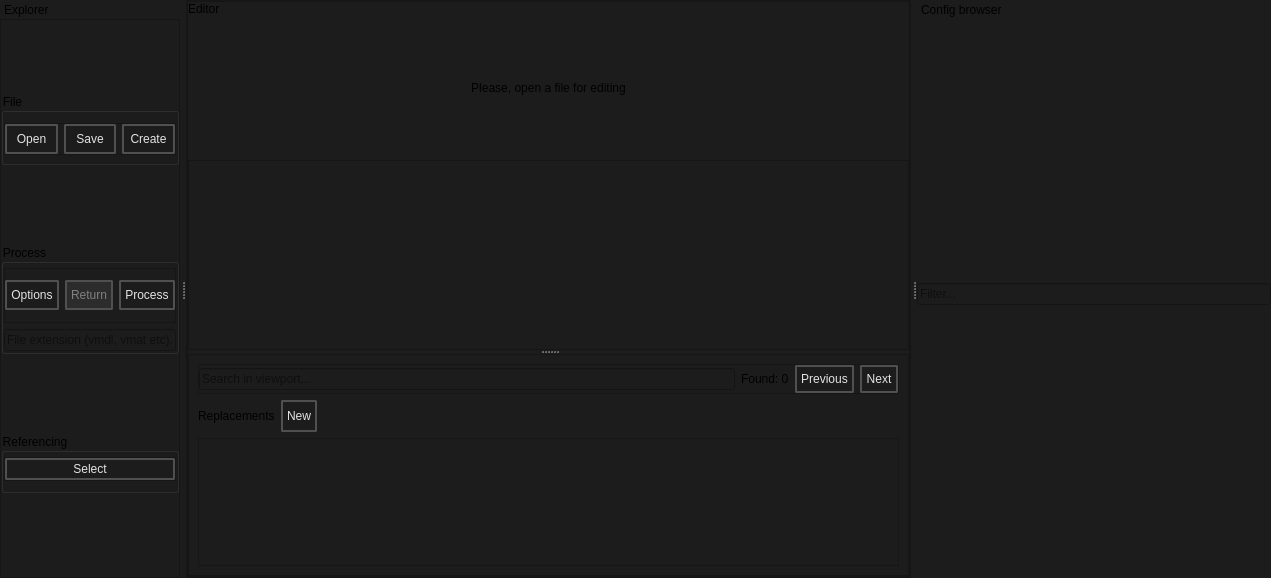
Above: src/batch_creator/main.ui from dertwist/Hammer5Tools before the change. Below: the same form after it.
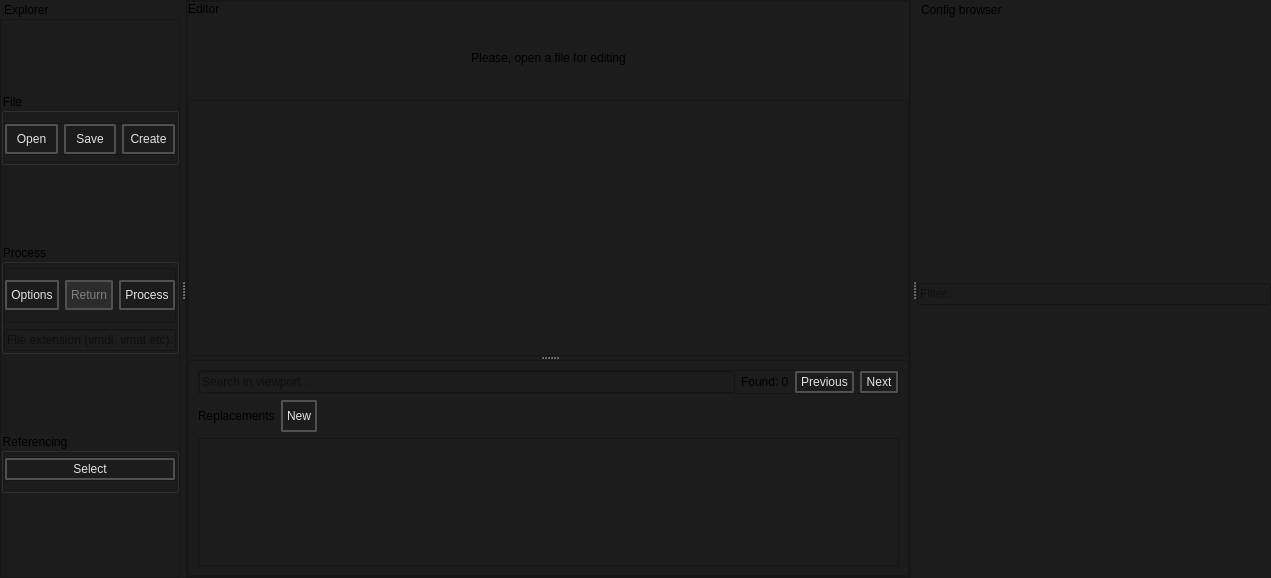
That is the form after the change. Icons and pictures are not drawn.

Commit message: Batch creator fixed replacements widget position

Patch:
```diff
--- a/src/batch_creator/main.ui
+++ b/src/batch_creator/main.ui
@@ -124,22 +124,40 @@
              </property>
              <item>
               <widget class="QSplitter" name="splitter">
+               <property name="sizePolicy">
+                <sizepolicy hsizetype="Preferred" vsizetype="Expanding">
+                 <horstretch>0</horstretch>
+                 <verstretch>0</verstretch>
+                </sizepolicy>
+               </property>
                <property name="baseSize">
                 <size>
                  <width>0</width>
                  <height>0</height>
                 </size>
                </property>
+               <property name="lineWidth">
+                <number>0</number>
+               </property>
                <property name="orientation">
                 <enum>Qt::Orientation::Vertical</enum>
                </property>
                <property name="opaqueResize">
                 <bool>true</bool>
                </property>
+               <property name="handleWidth">
+                <number>4</number>
+               </property>
                <property name="childrenCollapsible">
                 <bool>false</bool>
                </property>
                <widget class="QPlainTextEdit" name="kv3_QplainTextEdit">
+                <property name="minimumSize">
+                 <size>
+                  <width>0</width>
+                  <height>256</height>
+                 </size>
+                </property>
                 <property name="styleSheet">
                  <string notr="true"/>
                 </property>
```
The commit also changes 5 other files.
